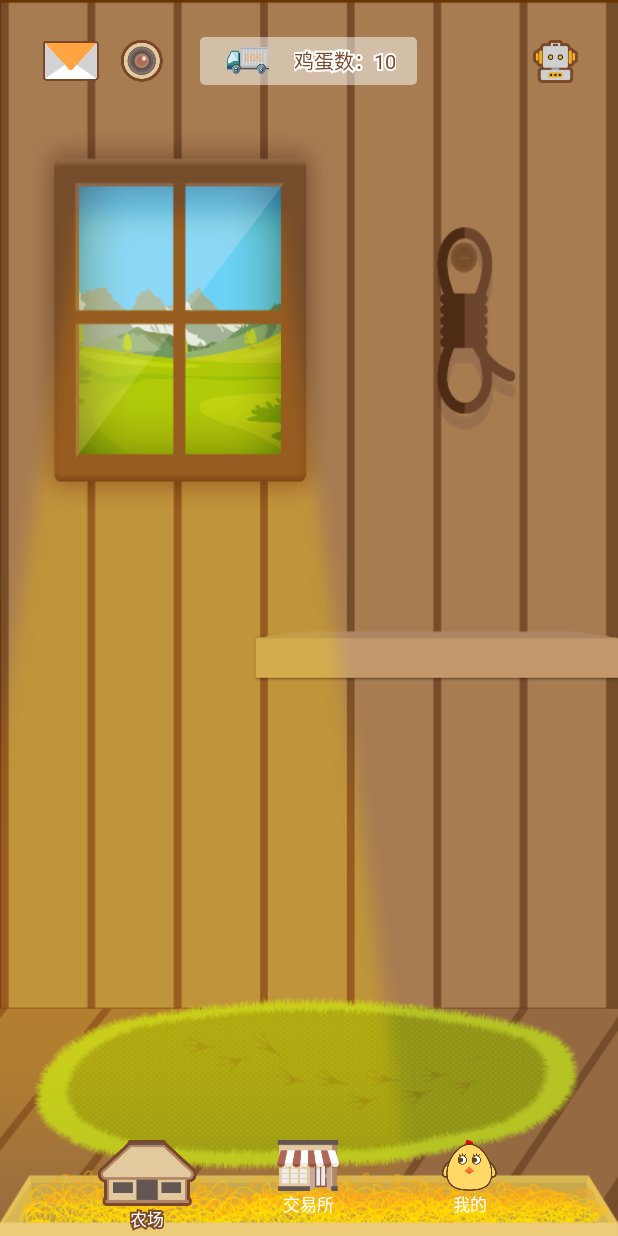
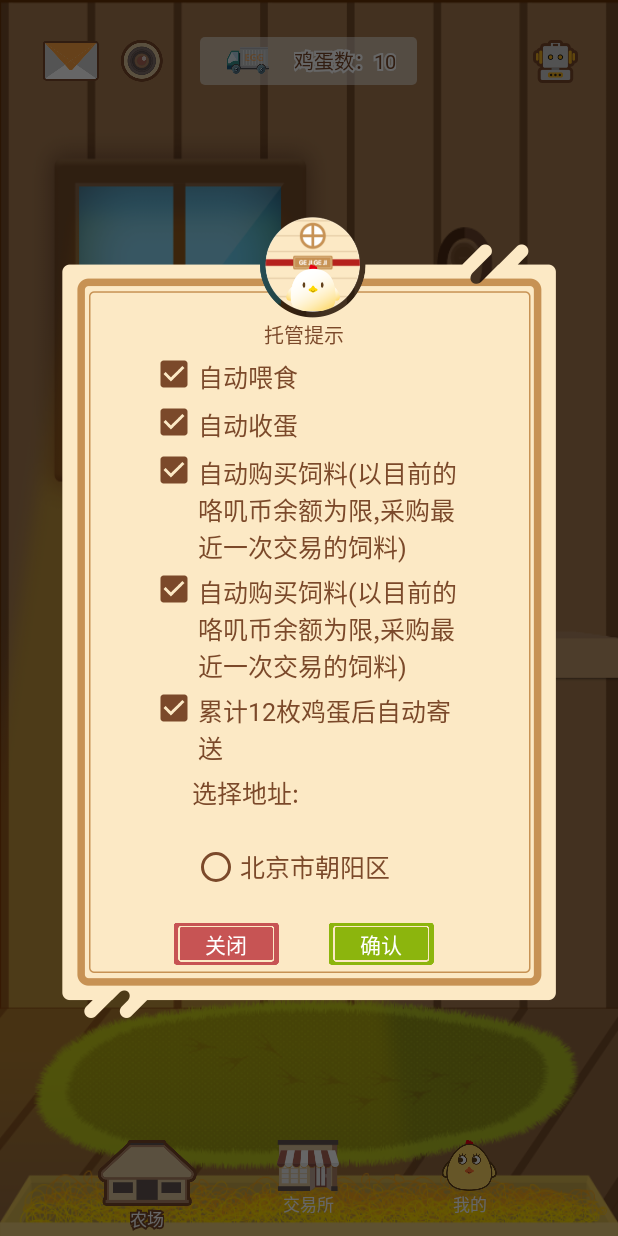
Before and after one commit to fanqilongmoli/gejigeji, an Android app: the screen it shows after launch (MainActivity), after a tap on an icon or button, on a phone screen of 412 x 824 dp. Run offline under Robolectric (Android 15) with nearby library versions, the phone set to English and light mode, and no system bars; our stand-ins replace CircleImageView; Roboto replaces fonts that are not available here; 1 statement that could not run was skipped.

Commit message:
自动托管完成

```diff
--- a/app/src/main/java/com/flowerbell/gejigeji/modules/main/fragment/FarmFragment.kt
+++ b/app/src/main/java/com/flowerbell/gejigeji/modules/main/fragment/FarmFragment.kt
@@ -8,6 +8,7 @@ import com.flowerbell.gejigeji.comm.BaseFragment
 import com.flowerbell.gejigeji.modules.farm.MessageActivity
 import com.flowerbell.gejigeji.widget.FarmTitle
 import com.flowerbell.gejigeji.widget.dialog.GoToStoreDialog
+import com.flowerbell.gejigeji.widget.dialog.TrusteeshipDialog
 import kotlinx.android.synthetic.main.fragment_farm.*
 
 
@@ -34,7 +35,8 @@ class FarmFragment : BaseFragment() {
             }
 
             override fun autoClick() {
-                ToastUtil.showShort(context, "自动点击")
+                val trusteeshipDialog = TrusteeshipDialog(context)
+                trusteeshipDialog.show()
             }
 
             override fun cinemaClick() {
--- a/app/src/main/java/com/flowerbell/gejigeji/widget/dialog/TrusteeshipDialog.kt
+++ b/app/src/main/java/com/flowerbell/gejigeji/widget/dialog/TrusteeshipDialog.kt
@@ -1,19 +1,38 @@
 package com.flowerbell.gejigeji.widget.dialog
 
+import android.app.Dialog
 import android.content.Context
 import android.view.LayoutInflater
 import android.widget.LinearLayout
+import com.chuangxincheng.commlibrary.sys.DeviceUtils
 import com.flowerbell.gejigeji.R
+import kotlinx.android.synthetic.main.dialog_trusteeship_view.view.*
 
 /**
  * Created by MIT on 2018/2/9.
  * 托管dialog
  */
 class TrusteeshipDialog(context: Context?) : LinearLayout(context) {
-
+    private var mDialog: Dialog? = null
 
     init {
         LayoutInflater.from(context).inflate(R.layout.dialog_trusteeship_view,this@TrusteeshipDialog)
 
+        mDialog = Dialog(context, R.style.AlertDialogStyle)
+        mDialog!!.setContentView(this)
+
+        llRoot.layoutParams = LayoutParams((DeviceUtils.getScreenWidth(context) * 0.8f).toInt(), LayoutParams.WRAP_CONTENT)
+
+        tv_close.setOnClickListener {
+            mDialog!!.dismiss()
+        }
+
+        tv_ok.setOnClickListener {
+            mDialog!!.dismiss()
+        }
+    }
+
+    fun show() {
+        mDialog!!.show()
     }
 }
--- a/app/src/main/res/layout/dialog_trusteeship_view.xml
+++ b/app/src/main/res/layout/dialog_trusteeship_view.xml
@@ -3,6 +3,7 @@
     xmlns:android="http://schemas.android.com/apk/res/android"
     android:layout_width="match_parent"
     android:layout_height="wrap_content"
+    android:id="@+id/llRoot"
     xmlns:app="http://schemas.android.com/apk/res-auto"
     android:background="@drawable/window_img"
     android:orientation="vertical">
@@ -55,4 +56,56 @@
         android:text="自动购买饲料(以目前的咯叽币余额为限,采购最近一次交易的饲料)"
         android:paddingTop="@dimen/y10"
         android:textColor="@color/color_7b492a"/>
+    <android.support.v7.widget.AppCompatCheckBox
+        android:layout_width="wrap_content"
+        android:layout_height="wrap_content"
+        android:theme="@style/MyCheckBox"
+        android:checked="true"
+        android:gravity="left"
+        android:textSize="@dimen/x30"
+        android:text="累计12枚鸡蛋后自动寄送"
+        android:paddingTop="@dimen/y10"
+        android:textColor="@color/color_7b492a"/>
+    <TextView
+        android:layout_marginLeft="@dimen/x50"
+        android:paddingTop="@dimen/y10"
+        android:textSize="@dimen/x30"
+        android:layout_width="wrap_content"
+        android:layout_height="wrap_content"
+        android:textColor="@color/color_7b492a"
+        android:text="选择地址:"/>
+    <RadioButton
+        android:layout_marginLeft="@dimen/x50"
+        android:layout_marginTop="@dimen/y40"
+        android:theme="@style/MyCheckBox"
+        android:layout_width="wrap_content"
+        android:text="北京市朝阳区"
+        android:textSize="@dimen/x30"
+        android:textColor="@color/color_7b492a"
+        android:layout_height="wrap_content" />
+    <LinearLayout
+        android:layout_marginTop="@dimen/y40"
+        android:layout_gravity="center_horizontal"
+        android:layout_width="wrap_content"
+        android:layout_height="wrap_content">
+        <TextView
+            android:id="@+id/tv_close"
+            android:layout_width="wrap_content"
+            android:layout_height="wrap_content"
+            android:text="关闭"
+            android:gravity="center"
+            android:textColor="@color/color_fff"
+            android:layout_marginRight="@dimen/x30"
+            android:background="@drawable/button_red_bg"/>
+        <TextView
+            android:id="@+id/tv_ok"
+            android:layout_width="wrap_content"
+            android:layout_height="wrap_content"
+            android:text="确认"
+            android:layout_marginLeft="@dimen/x30"
+            android:gravity="center"
+            android:textColor="@color/color_fff"
+            android:background="@drawable/button_green_bg"/>
+    </LinearLayout>
+
 </LinearLayout>
```
Also changed, not shown: app/src/main/res/drawable-xxhdpi/button_green_bg.png (added), app/src/main/res/drawable-xxhdpi/button_red_bg.png (added), app/src/main/res/drawable-xxxhdpi/button_green_bg.png (added), app/src/main/res/drawable-xxxhdpi/button_red_bg.png (added), app/src/main/res/drawable/live.jpg (added).
